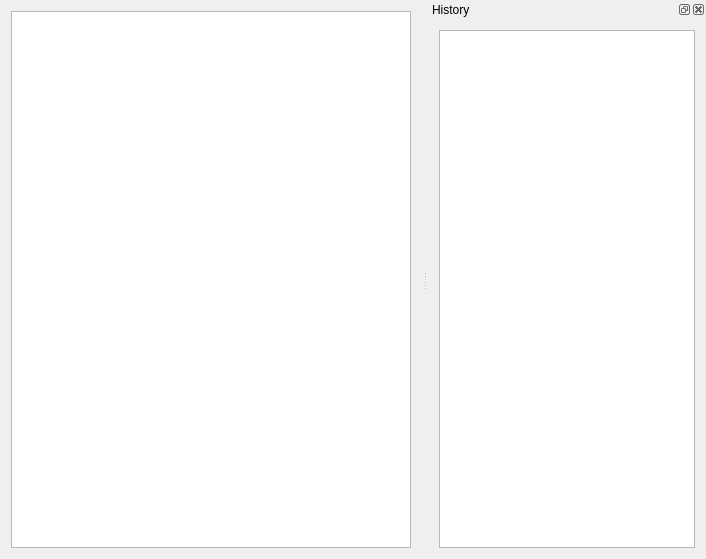
Old version of the form src/MainWindow.ui in the repository pdkvi/boardroom.
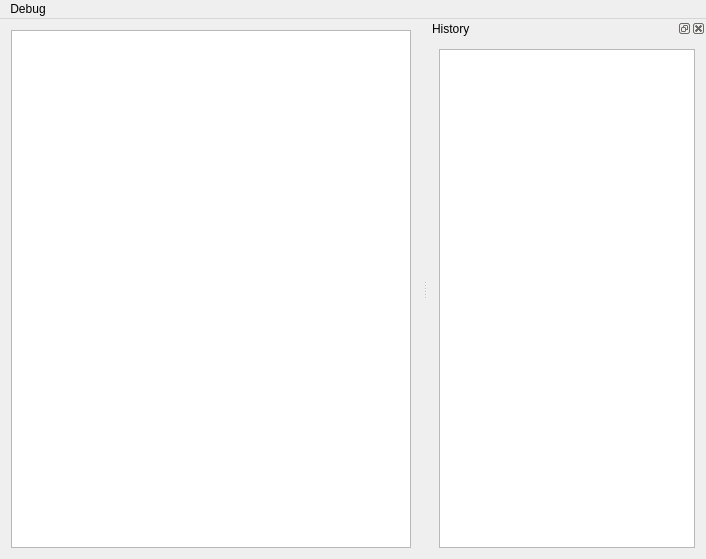
New version of the form. Custom widgets are drawn as their Qt base class.

Commit message:
Implemented dev-tools menu item (#17)
* Create a menu for developer tools.

Placed a flag in the menu for displaying WhiteboardView debugging information.

* Disabled the display of bounding rect's for FreeHandDrawingItem

What changed in the file:
```diff
--- a/src/MainWindow.ui
+++ b/src/MainWindow.ui
@@ -35,6 +35,37 @@
     </layout>
    </widget>
   </widget>
+  <widget class="QMenuBar" name="menuBar">
+   <property name="geometry">
+    <rect>
+     <x>0</x>
+     <y>0</y>
+     <width>706</width>
+     <height>21</height>
+    </rect>
+   </property>
+   <widget class="QMenu" name="debugMenu">
+    <property name="title">
+     <string>Debug</string>
+    </property>
+    <widget class="QMenu" name="whiteboardViewDebugMenu">
+     <property name="title">
+      <string>WhiteboardView</string>
+     </property>
+     <addaction name="whiteboardViewDebugRenderingAction"/>
+    </widget>
+    <addaction name="whiteboardViewDebugMenu"/>
+   </widget>
+   <addaction name="debugMenu"/>
+  </widget>
+  <action name="whiteboardViewDebugRenderingAction">
+   <property name="checkable">
+    <bool>true</bool>
+   </property>
+   <property name="text">
+    <string>Debug rendering</string>
+   </property>
+  </action>
  </widget>
  <layoutdefault spacing="6" margin="11"/>
  <customwidgets>
```
The commit also changes 5 other files.
